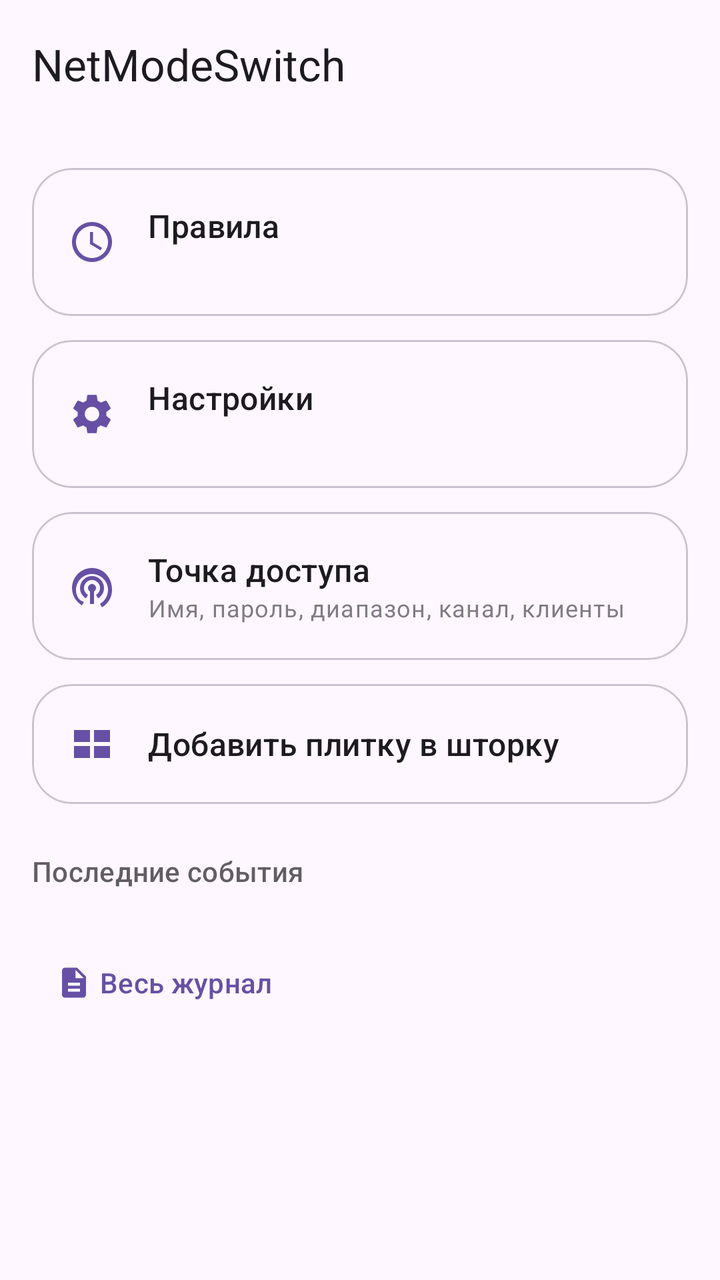
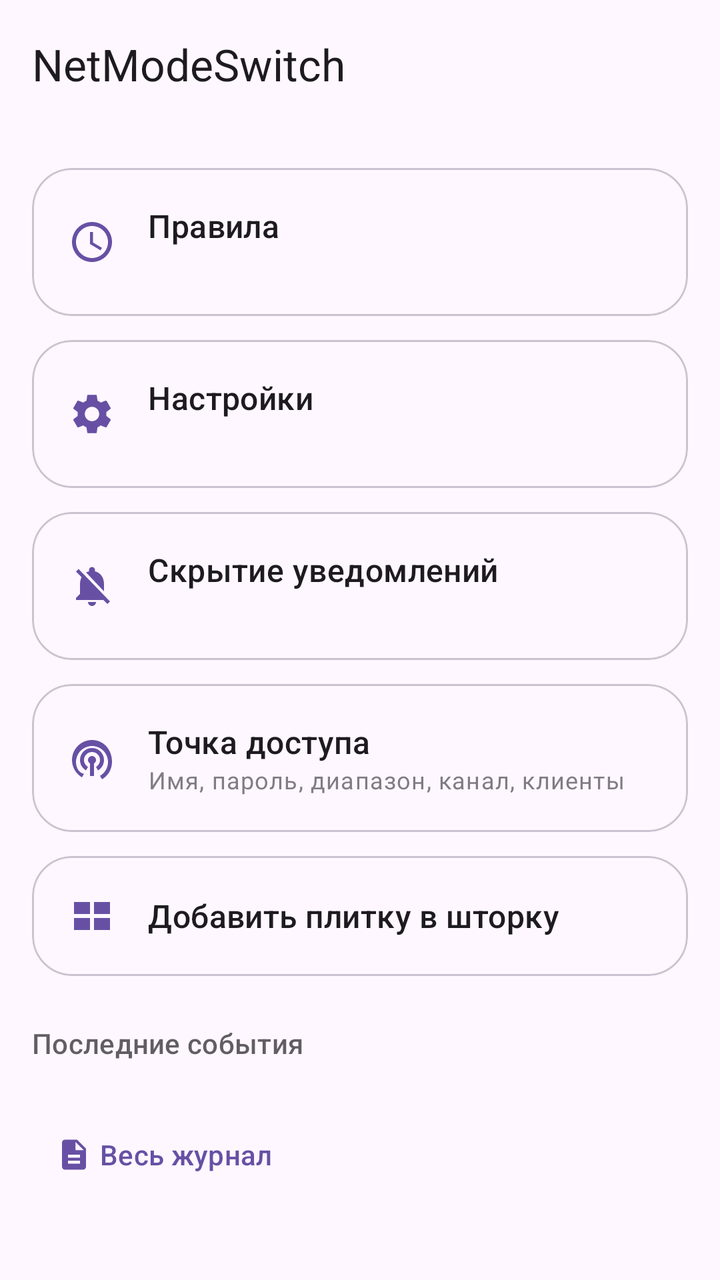

Two renders of the same Android screen: before a commit and after it. Below are the layout's source before the change and the commit's diff.
<!-- AndroidManifest.xml: application theme Theme.NetModeSwitch -->
<!-- res/layout/activity_main.xml -->
<?xml version="1.0" encoding="utf-8"?>
<LinearLayout xmlns:android="http://schemas.android.com/apk/res/android"
    xmlns:app="http://schemas.android.com/apk/res-auto"
    android:layout_width="match_parent"
    android:layout_height="match_parent"
    android:orientation="vertical"
    android:fitsSystemWindows="true">

    <com.google.android.material.appbar.MaterialToolbar
        android:id="@+id/toolbar"
        android:layout_width="match_parent"
        android:layout_height="wrap_content"
        app:title="@string/app_name" />

    <androidx.core.widget.NestedScrollView
        android:layout_width="match_parent"
        android:layout_height="match_parent"
        android:clipToPadding="false"
        android:paddingBottom="24dp">

        <LinearLayout
            android:layout_width="match_parent"
            android:layout_height="wrap_content"
            android:orientation="vertical"
            android:paddingStart="16dp"
            android:paddingEnd="16dp">

            <LinearLayout
                android:id="@+id/simList"
                android:layout_width="match_parent"
                android:layout_height="wrap_content"
                android:orientation="vertical" />

            <TextView
                android:id="@+id/noSims"
                android:layout_width="match_parent"
                android:layout_height="wrap_content"
                android:alpha="0.6"
                android:paddingTop="24dp"
                android:paddingBottom="24dp"
                android:text="@string/no_sims"
                android:textAppearance="?attr/textAppearanceBodyMedium"
                android:visibility="gone" />

            <com.google.android.material.card.MaterialCardView
                android:id="@+id/rulesCard"
                android:layout_width="match_parent"
                android:layout_height="wrap_content"
                android:layout_marginTop="20dp"
                android:clickable="true"
                android:focusable="true"
                app:cardCornerRadius="20dp"
                style="@style/Widget.Material3.CardView.Outlined">

                <LinearLayout
                    android:layout_width="match_parent"
                    android:layout_height="wrap_content"
                    android:orientation="horizontal"
                    android:gravity="center_vertical"
                    android:padding="18dp">

                    <ImageView
                        android:layout_width="24dp"
                        android:layout_height="24dp"
                        android:src="@drawable/ic_rules"
                        android:contentDescription="@null" />

                    <LinearLayout
                        android:layout_width="0dp"
                        android:layout_weight="1"
                        android:layout_height="wrap_content"
                        android:layout_marginStart="16dp"
                        android:orientation="vertical">

                        <TextView
                            android:layout_width="match_parent"
                            android:layout_height="wrap_content"
                            android:text="@string/open_rules"
                            android:textAppearance="?attr/textAppearanceTitleMedium" />

                        <TextView
                            android:id="@+id/rulesSummary"
                            android:layout_width="match_parent"
                            android:layout_height="wrap_content"
                            android:textAppearance="?attr/textAppearanceBodySmall"
                            android:alpha="0.7" />
                    </LinearLayout>
                </LinearLayout>
            </com.google.android.material.card.MaterialCardView>

            <com.google.android.material.card.MaterialCardView
                android:id="@+id/settingsCard"
                android:layout_width="match_parent"
                android:layout_height="wrap_content"
                android:layout_marginTop="12dp"
                android:clickable="true"
                android:focusable="true"
                app:cardCornerRadius="20dp"
                style="@style/Widget.Material3.CardView.Outlined">

                <LinearLayout
                    android:layout_width="match_parent"
                    android:layout_height="wrap_content"
                    android:orientation="horizontal"
                    android:gravity="center_vertical"
                    android:padding="18dp">

                    <ImageView
                        android:layout_width="24dp"
                        android:layout_height="24dp"
                        android:src="@drawable/ic_settings"
                        android:contentDescription="@null" />

                    <LinearLayout
                        android:layout_width="0dp"
                        android:layout_weight="1"
                        android:layout_height="wrap_content"
                        android:layout_marginStart="16dp"
                        android:orientation="vertical">

                        <TextView
                            android:layout_width="match_parent"
                            android:layout_height="wrap_content"
                            android:text="@string/settings_card"
                            android:textAppearance="?attr/textAppearanceTitleMedium" />

                        <TextView
                            android:id="@+id/settingsSummary"
                            android:layout_width="match_parent"
                            android:layout_height="wrap_content"
                            android:textAppearance="?attr/textAppearanceBodySmall"
                            android:alpha="0.7" />
                    </LinearLayout>
                </LinearLayout>
            </com.google.android.material.card.MaterialCardView>

            <com.google.android.material.card.MaterialCardView
                android:id="@+id/apCard"
                android:layout_width="match_parent"
                android:layout_height="wrap_content"
                android:layout_marginTop="12dp"
                android:clickable="true"
                android:focusable="true"
                app:cardCornerRadius="20dp"
                style="@style/Widget.Material3.CardView.Outlined">

                <LinearLayout
                    android:layout_width="match_parent"
                    android:layout_height="wrap_content"
                    android:orientation="horizontal"
                    android:gravity="center_vertical"
                    android:padding="18dp">

                    <ImageView
                        android:layout_width="24dp"
                        android:layout_height="24dp"
                        android:src="@drawable/ic_hotspot"
                        android:contentDescription="@null" />

                    <LinearLayout
                        android:layout_width="0dp"
                        android:layout_weight="1"
                        android:layout_height="wrap_content"
                        android:layout_marginStart="16dp"
                        android:orientation="vertical">

                        <TextView
                            android:layout_width="match_parent"
                            android:layout_height="wrap_content"
                            android:text="@string/ap_title"
                            android:textAppearance="?attr/textAppearanceTitleMedium" />

                        <TextView
                            android:id="@+id/apSummary"
                            android:layout_width="match_parent"
                            android:layout_height="wrap_content"
                            android:text="@string/ap_card_summary"
                            android:textAppearance="?attr/textAppearanceBodySmall"
                            android:alpha="0.7" />
                    </LinearLayout>
                </LinearLayout>
            </com.google.android.material.card.MaterialCardView>

            <com.google.android.material.card.MaterialCardView
                android:id="@+id/tileCard"
                android:layout_width="match_parent"
                android:layout_height="wrap_content"
                android:layout_marginTop="12dp"
                android:clickable="true"
                android:focusable="true"
                app:cardCornerRadius="20dp"
                style="@style/Widget.Material3.CardView.Outlined">

                <LinearLayout
                    android:layout_width="match_parent"
                    android:layout_height="wrap_content"
                    android:orientation="horizontal"
                    android:gravity="center_vertical"
                    android:padding="18dp">

                    <ImageView
                        android:layout_width="24dp"
                        android:layout_height="24dp"
                        android:src="@drawable/ic_tile_shade"
                        android:contentDescription="@null" />

                    <TextView
                        android:layout_width="match_parent"
                        android:layout_height="wrap_content"
                        android:layout_marginStart="16dp"
                        android:text="@string/add_tile"
                        android:textAppearance="?attr/textAppearanceTitleMedium" />
                </LinearLayout>
            </com.google.android.material.card.MaterialCardView>

            <TextView
                android:layout_width="match_parent"
                android:layout_height="wrap_content"
                android:layout_marginTop="24dp"
                android:layout_marginBottom="6dp"
                android:text="@string/section_recent"
                android:textAppearance="?attr/textAppearanceTitleSmall"
                android:alpha="0.7" />

            <TextView
                android:id="@+id/log"
                android:layout_width="match_parent"
                android:layout_height="wrap_content"
                android:ellipsize="end"
                android:maxLines="8"
                android:textAppearance="?attr/textAppearanceBodySmall"
                android:textColor="?attr/colorOnSurfaceVariant" />

            <com.google.android.material.button.MaterialButton
                android:id="@+id/logAll"
                style="@style/Widget.Material3.Button.TextButton"
                android:layout_width="wrap_content"
                android:layout_height="wrap_content"
                android:text="@string/log_all"
                app:icon="@drawable/ic_log" />
        </LinearLayout>
    </androidx.core.widget.NestedScrollView>
</LinearLayout>
<!-- resources referenced by this layout -->
<resources>
  <!-- drawable ic_log (drawable) -->
  <vector xmlns:android="http://schemas.android.com/apk/res/android"
      android:width="24dp"
      android:height="24dp"
      android:tint="?attr/colorControlNormal"
      android:viewportWidth="24"
      android:viewportHeight="24">
      <path android:fillColor="@android:color/white" android:pathData="M14,2H6c-1.1,0 -1.99,0.9 -1.99,2L4,20c0,1.1 0.89,2 1.99,2H18c1.1,0 2,-0.9 2,-2V8l-6,-6zM16,18H8v-2h8v2zM16,14H8v-2h8v2zM13,9V3.5L18.5,9H13z" />
  </vector>
  <!-- drawable ic_rules (drawable) -->
  <vector xmlns:android="http://schemas.android.com/apk/res/android"
      android:width="24dp" android:height="24dp"
      android:viewportWidth="24" android:viewportHeight="24"
      android:tint="?attr/colorPrimary">
      <path android:fillColor="@android:color/white"
          android:pathData="M11.99,2C6.47,2 2,6.48 2,12s4.47,10 9.99,10C17.52,22 22,17.52 22,12S17.52,2 11.99,2zM12,20c-4.42,0 -8,-3.58 -8,-8s3.58,-8 8,-8 8,3.58 8,8 -3.58,8 -8,8zM12.5,7H11v6l5.25,3.15 0.75,-1.23 -4.5,-2.67z" />
  </vector>
  <!-- drawable ic_tile_shade (drawable) -->
  <vector xmlns:android="http://schemas.android.com/apk/res/android"
      android:width="24dp" android:height="24dp"
      android:viewportWidth="24" android:viewportHeight="24"
      android:tint="?attr/colorPrimary">
      <path android:fillColor="@android:color/white"
          android:pathData="M3,5h8v6H3zM13,5h8v6h-8zM3,13h8v6H3zM13,13h8v6h-8z" />
  </vector>
  <string name="add_tile">Добавить плитку в шторку</string>
  <string name="ap_card_summary">Имя, пароль, диапазон, канал, клиенты</string>
  <string name="ap_title">Точка доступа</string>
  <string name="app_name">NetModeSwitch</string>
  <string name="log_all">Весь журнал</string>
  <string name="no_sims">Активных SIM не найдено. Проверь, что карта вставлена и root выдан</string>
  <string name="open_rules">Правила</string>
  <string name="section_recent">Последние события</string>
  <string name="settings_card">Настройки</string>
  <style name="Theme.NetModeSwitch" parent="Theme.Material3.DayNight.NoActionBar">
          <item name="android:statusBarColor">?attr/colorSurface</item>
          <item name="android:navigationBarColor">?attr/colorSurface</item>
          
          <item name="android:windowLightStatusBar">true</item>
          <item name="android:windowLightNavigationBar">true</item>
      </style>
  <!-- unchanged entries left out for length: 2 -->
</resources>

<!-- the commit's change to res/layout/activity_main.xml (unified diff, before → after) -->
@@ -135,6 +135,52 @@
             </com.google.android.material.card.MaterialCardView>
 
             <com.google.android.material.card.MaterialCardView
+                android:id="@+id/hideCard"
+                android:layout_width="match_parent"
+                android:layout_height="wrap_content"
+                android:layout_marginTop="12dp"
+                android:clickable="true"
+                android:focusable="true"
+                app:cardCornerRadius="20dp"
+                style="@style/Widget.Material3.CardView.Outlined">
+
+                <LinearLayout
+                    android:layout_width="match_parent"
+                    android:layout_height="wrap_content"
+                    android:orientation="horizontal"
+                    android:gravity="center_vertical"
+                    android:padding="18dp">
+
+                    <ImageView
+                        android:layout_width="24dp"
+                        android:layout_height="24dp"
+                        android:src="@drawable/ic_notif_hide"
+                        android:contentDescription="@null" />
+
+                    <LinearLayout
+                        android:layout_width="0dp"
+                        android:layout_weight="1"
+                        android:layout_height="wrap_content"
+                        android:layout_marginStart="16dp"
+                        android:orientation="vertical">
+
+                        <TextView
+                            android:layout_width="match_parent"
+                            android:layout_height="wrap_content"
+                            android:text="@string/hide_title"
+                            android:textAppearance="?attr/textAppearanceTitleMedium" />
+
+                        <TextView
+                            android:id="@+id/hideSummary"
+                            android:layout_width="match_parent"
+                            android:layout_height="wrap_content"
+                            android:textAppearance="?attr/textAppearanceBodySmall"
+                            android:alpha="0.7" />
+                    </LinearLayout>
+                </LinearLayout>
+            </com.google.android.material.card.MaterialCardView>
+
+            <com.google.android.material.card.MaterialCardView
                 android:id="@+id/apCard"
                 android:layout_width="match_parent"
                 android:layout_height="wrap_content"
<!-- resource entries referenced after the edit -->
@@ -8,6 +8,14 @@
       android:viewportWidth="24"
       android:viewportHeight="24">
       <path android:fillColor="@android:color/white" android:pathData="M14,2H6c-1.1,0 -1.99,0.9 -1.99,2L4,20c0,1.1 0.89,2 1.99,2H18c1.1,0 2,-0.9 2,-2V8l-6,-6zM16,18H8v-2h8v2zM16,14H8v-2h8v2zM13,9V3.5L18.5,9H13z" />
+  </vector>
+  <!-- drawable ic_notif_hide (drawable) -->
+  <vector xmlns:android="http://schemas.android.com/apk/res/android"
+      android:width="24dp" android:height="24dp"
+      android:viewportWidth="24" android:viewportHeight="24"
+      android:tint="?attr/colorPrimary">
+      <path android:fillColor="@android:color/white"
+          android:pathData="M20,18.69L7.84,6.14 5.27,3.49 4,4.76l2.8,2.8v0.01c-0.52,0.99 -0.8,2.16 -0.8,3.42v5l-2,2v1h13.73l2,2L21,19.72l-1,-1.03zM12,22c1.11,0 2,-0.89 2,-2h-4c0,1.11 0.89,2 2,2zM18,14.68L18,11c0,-3.08 -1.64,-5.64 -4.5,-6.32L13.5,4c0,-0.83 -0.67,-1.5 -1.5,-1.5s-1.5,0.67 -1.5,1.5v0.68c-0.15,0.03 -0.29,0.08 -0.42,0.12 -0.1,0.03 -0.2,0.07 -0.3,0.11h-0.01c-0.01,0 -0.01,0 -0.02,0.01 -0.23,0.09 -0.46,0.2 -0.68,0.31 0,0 -0.01,0 -0.01,0.01L18,14.68z" />
   </vector>
   <!-- drawable ic_rules (drawable) -->
   <vector xmlns:android="http://schemas.android.com/apk/res/android"
@@ -29,6 +37,7 @@
   <string name="ap_card_summary">Имя, пароль, диапазон, канал, клиенты</string>
   <string name="ap_title">Точка доступа</string>
   <string name="app_name">NetModeSwitch</string>
+  <string name="hide_title">Скрытие уведомлений</string>
   <string name="log_all">Весь журнал</string>
   <string name="no_sims">Активных SIM не найдено. Проверь, что карта вставлена и root выдан</string>
   <string name="open_rules">Правила</string>
